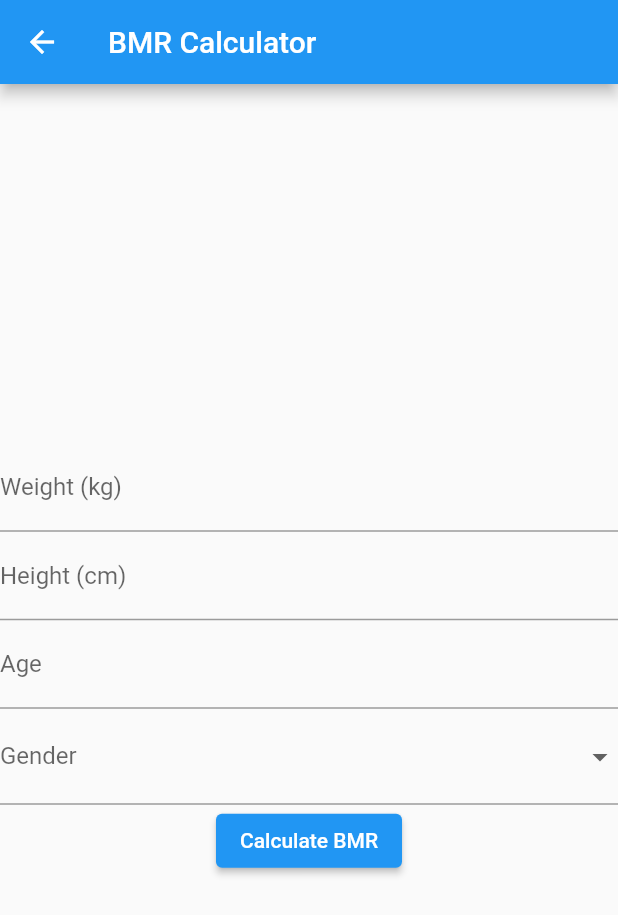
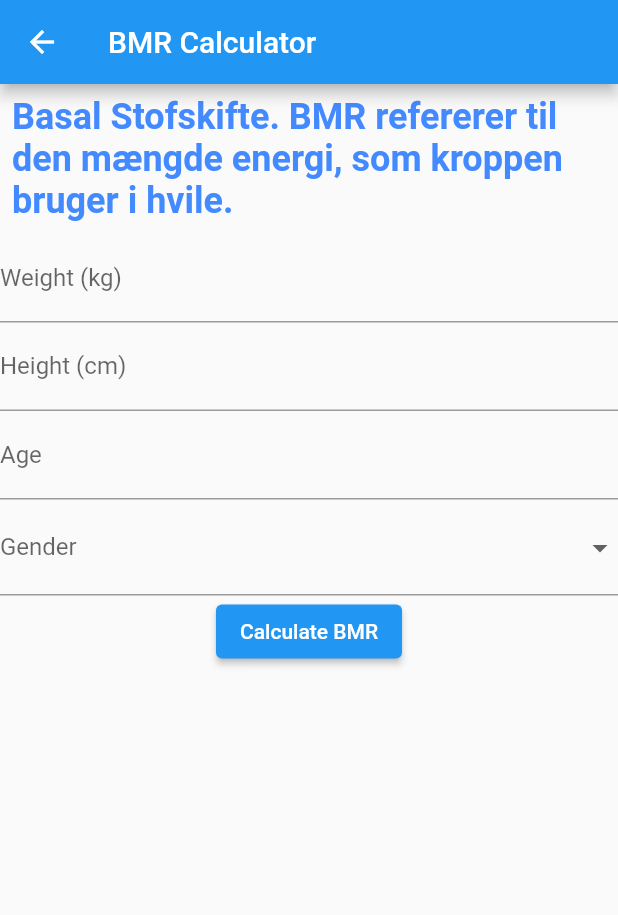
Before and after one commit to Robert-California/fitquest, a Flutter app: the screen it shows after launch, in the side drawer, after a tap on "BMR Calculator", on a phone screen of 412 x 824 dp. Shown: the top 915 px of the screen. Run offline on Flutter 3.47's test engine with Material 2 defaults, Android fonts, the phone set to English and light mode, and no system bars; our stand-ins replace firebase_core; accounts and stored records are empty.

Commit message:
Styling and formula correction

```diff
--- a/lib/widgets/burntrack.dart
+++ b/lib/widgets/burntrack.dart
@@ -17,8 +17,21 @@ class HelloWorld extends StatelessWidget {
             onPressed: () => Navigator.pop(context),
           ),
         ),
-      body: const BmrForm(),
-    );
+        body: Column(
+          children: [
+            const Padding(
+              padding: EdgeInsets.all(8.0),
+              child: Text(
+                'Basal Stofskifte. BMR refererer til den mængde energi, som kroppen bruger i hvile.',
+                style: TextStyle(
+                    fontSize: 24,
+                    fontWeight: FontWeight.bold,
+                    color: Colors.blueAccent),
+              ),
+            ),
+            const BmrForm(),
+          ],
+        ));
   }
 }
 
@@ -42,7 +55,7 @@ class _BmrFormState extends State<BmrForm> {
   }
 
   double femaleFormula(double weight, double height, double age) {
-    return 65.5 + (9.6 * weight) + (1.8 * height) - (4.7 * age);
+    return 655.1 + (9.6 * weight) + (1.8 * height) - (4.7 * age);
   }
 
   @override
```
Lines whose indentation alone changed are shown as unchanged.
